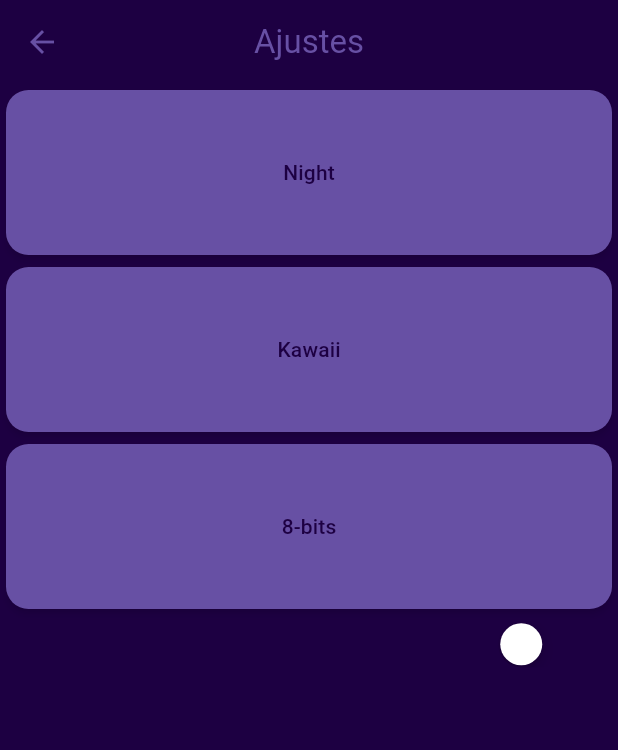
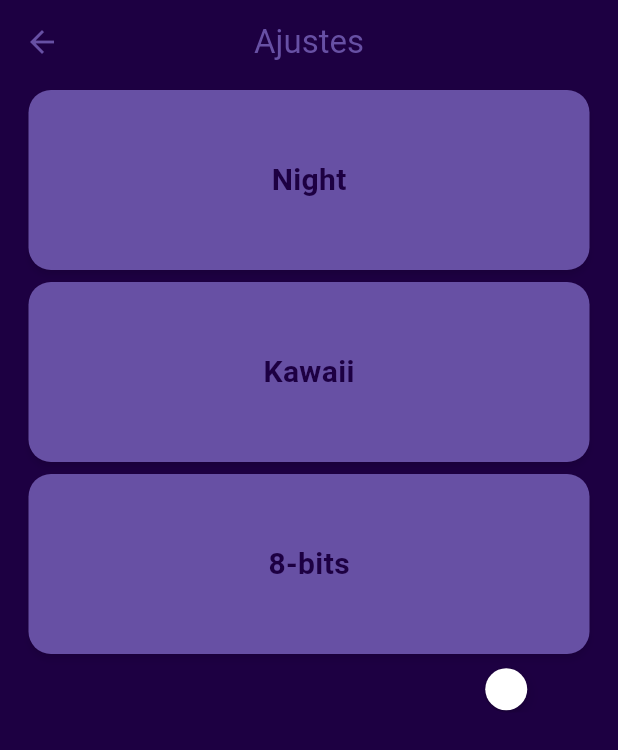
Before and after one commit to Hensell/Note97, a Flutter app: the SettingsPage screen opened directly, on a phone screen of 412 x 824 dp. Shown: the top 750 px of the screen. Run offline on Flutter 3.47's test engine with Material 2 defaults, Android fonts, the phone set to English and light mode, and no system bars; our stand-ins replace audioplayers, sembast, sembast_web, shared_preferences; accounts and stored records are empty; Roboto replaces fonts that are missing (Roboto Flex); project files that could hold a hidden picture were left out.

Commit message:
fix bugs

```diff
--- a/lib/views/pages/settings_page.dart
+++ b/lib/views/pages/settings_page.dart
@@ -35,25 +35,31 @@ class _SettingsPageState extends State<SettingsPage> {
         centerTitle: true,
         title: const Text("Ajustes"),
       ),
-      body: Column(
+      body: SingleChildScrollView(
+        child: Padding(
+          padding: const EdgeInsets.symmetric(horizontal: 15),
+          child: Column(
             children: [
               containerCustom(0, 'Night', 0),
               //   containerCustom(1, 'Old news paper', 1),
               containerCustom(2, 'Kawaii', 1),
               containerCustom(3, '8-bits', 1),
-          Container(
-            margin: const EdgeInsets.symmetric(horizontal: 25),
+              Padding(
+                padding: const EdgeInsets.symmetric(horizontal: 20),
                 child: Row(
                   mainAxisAlignment: MainAxisAlignment.spaceBetween,
                   children: [
                     Text('Sonido',
                         style: TextStyle(
-                        fontWeight: FontWeight.bold,
+                            fontWeight: FontWeight.w700,
+                            fontSize: 20,
                             color: Theme.of(context).colorScheme.onTertiary)),
                     CupertinoSwitch(
                       value: switchValue,
-                  trackColor:
-                      Theme.of(context).colorScheme.onTertiary.withOpacity(0.5),
+                      trackColor: Theme.of(context)
+                          .colorScheme
+                          .onTertiary
+                          .withOpacity(0.5),
                       activeColor: Theme.of(context).colorScheme.onTertiary,
                       onChanged: (bool? value) {
                         setState(() {
@@ -68,17 +74,17 @@ class _SettingsPageState extends State<SettingsPage> {
               )
             ],
           ),
+        ),
+      ),
     );
   }
 
   Card containerCustom(int theme, String name, int appBarType) {
     return Card(
-      child: Container(
-        margin: const EdgeInsets.symmetric(horizontal: 30, vertical: 5),
-        width: double.infinity,
-        height: 100,
-        child: MaterialButton(
-          onPressed: () {
+      child: InkWell(
+        highlightColor: Colors.transparent,
+        splashColor: Colors.transparent,
+        onTap: () {
           Provider.of<AppBarProvider>(context, listen: false)
               .setSelectedAppBar(appBarType);
           Provider.of<ThemesProvider>(context, listen: false)
@@ -86,9 +92,16 @@ class _SettingsPageState extends State<SettingsPage> {
           Provider.of<PlayerProvider>(context, listen: false)
               .setSelectedSounds(theme);
         },
+        child: Container(
+          alignment: Alignment.center,
+          width: double.infinity,
+          height: 120,
           child: Text(
             name,
-            style: TextStyle(color: Theme.of(context).colorScheme.secondary),
+            style: TextStyle(
+                fontWeight: FontWeight.w700,
+                fontSize: 20,
+                color: Theme.of(context).colorScheme.secondary),
           ),
         ),
       ),
```
Also changed, not shown: lib/views/pages/notes_page.dart (+52 -4 lines). Lines whose indentation alone changed are shown as unchanged.
